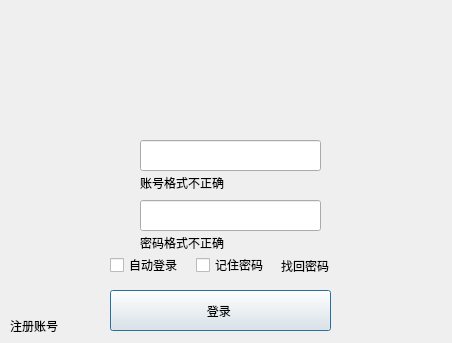
This is qdlglogin.ui in WangQuanLiu/WeCloud as Qt 5 draws it before an edit. The edited form follows.
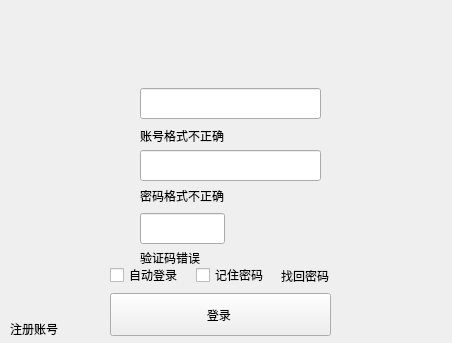
This is the edited form. Custom widgets are drawn as their Qt base class.

Commit message: 验证码功能完成

```diff
--- a/qdlglogin.ui
+++ b/qdlglogin.ui
@@ -17,45 +17,45 @@
    <property name="geometry">
     <rect>
      <x>10</x>
-     <y>20</y>
+     <y>0</y>
      <width>429</width>
-     <height>320</height>
+     <height>340</height>
     </rect>
    </property>
    <property name="minimumSize">
     <size>
      <width>0</width>
-     <height>320</height>
+     <height>340</height>
     </size>
    </property>
    <property name="maximumSize">
     <size>
      <width>16777215</width>
-     <height>300</height>
+     <height>320</height>
     </size>
    </property>
    <property name="currentIndex">
-    <number>0</number>
+    <number>3</number>
    </property>
    <widget class="QWidget" name="page">
     <widget class="QLabel" name="labelAccountIcon">
      <property name="geometry">
       <rect>
        <x>60</x>
-       <y>100</y>
-       <width>291</width>
-       <height>61</height>
-      </rect>
-     </property>
-     <property name="text">
-      <string/>
-     </property>
-    </widget>
-    <widget class="QLineEdit" name="LineEditAccount">
-     <property name="geometry">
-      <rect>
-       <x>130</x>
        <y>120</y>
+       <width>291</width>
+       <height>61</height>
+      </rect>
+     </property>
+     <property name="text">
+      <string/>
+     </property>
+    </widget>
+    <widget class="QLineEdit" name="LineEditAccount">
+     <property name="geometry">
+      <rect>
+       <x>130</x>
+       <y>140</y>
        <width>181</width>
        <height>31</height>
       </rect>
@@ -80,7 +80,7 @@
      <property name="geometry">
       <rect>
        <x>60</x>
-       <y>160</y>
+       <y>177</y>
        <width>291</width>
        <height>61</height>
       </rect>
@@ -93,7 +93,7 @@
      <property name="geometry">
       <rect>
        <x>130</x>
-       <y>180</y>
+       <y>197</y>
        <width>181</width>
        <height>31</height>
       </rect>
@@ -118,7 +118,7 @@
      <property name="geometry">
       <rect>
        <x>100</x>
-       <y>230</y>
+       <y>250</y>
        <width>251</width>
        <height>31</height>
       </rect>
@@ -154,9 +154,9 @@
      <property name="geometry">
       <rect>
        <x>100</x>
-       <y>270</y>
+       <y>290</y>
        <width>221</width>
-       <height>41</height>
+       <height>43</height>
       </rect>
      </property>
      <property name="text">
@@ -167,7 +167,7 @@
      <property name="geometry">
       <rect>
        <x>0</x>
-       <y>300</y>
+       <y>320</y>
        <width>54</width>
        <height>12</height>
       </rect>
@@ -195,10 +195,10 @@
     <widget class="QWidget" name="layoutWidget">
      <property name="geometry">
       <rect>
-       <x>80</x>
-       <y>0</y>
-       <width>271</width>
-       <height>101</height>
+       <x>60</x>
+       <y>10</y>
+       <width>311</width>
+       <height>111</height>
       </rect>
      </property>
      <layout class="QHBoxLayout" name="horizontalLayout">
@@ -262,7 +262,7 @@
      <property name="geometry">
       <rect>
        <x>130</x>
-       <y>155</y>
+       <y>175</y>
        <width>101</width>
        <height>16</height>
       </rect>
@@ -275,7 +275,7 @@
      <property name="geometry">
       <rect>
        <x>130</x>
-       <y>215</y>
+       <y>232</y>
        <width>101</width>
        <height>16</height>
       </rect>
@@ -644,6 +644,327 @@
      </layout>
     </widget>
    </widget>
+   <widget class="QWidget" name="page_4">
+    <widget class="QLabel" name="Page4LabelPasswordWarningDialog">
+     <property name="geometry">
+      <rect>
+       <x>130</x>
+       <y>188</y>
+       <width>101</width>
+       <height>16</height>
+      </rect>
+     </property>
+     <property name="text">
+      <string>密码格式不正确</string>
+     </property>
+    </widget>
+    <widget class="QWidget" name="horizontalLayoutWidget_3">
+     <property name="geometry">
+      <rect>
+       <x>100</x>
+       <y>260</y>
+       <width>251</width>
+       <height>31</height>
+      </rect>
+     </property>
+     <layout class="QHBoxLayout" name="horizontalLayout_8">
+      <item>
+       <widget class="QCheckBox" name="Page4CheckBoxAutoLogin">
+        <property name="enabled">
+         <bool>true</bool>
+        </property>
+        <property name="text">
+         <string>自动登录</string>
+        </property>
+       </widget>
+      </item>
+      <item>
+       <widget class="QCheckBox" name="Page4CheckBoxRememberPassword">
+        <property name="text">
+         <string>记住密码</string>
+        </property>
+       </widget>
+      </item>
+      <item>
+       <widget class="QLabel" name="Page4LabelForgetPassword">
+        <property name="text">
+         <string>找回密码</string>
+        </property>
+       </widget>
+      </item>
+     </layout>
+    </widget>
+    <widget class="QLabel" name="Page4LabelPasswordIcon">
+     <property name="geometry">
+      <rect>
+       <x>60</x>
+       <y>130</y>
+       <width>291</width>
+       <height>61</height>
+      </rect>
+     </property>
+     <property name="text">
+      <string/>
+     </property>
+    </widget>
+    <widget class="QLabel" name="Page4LabelAccountWarningDialog">
+     <property name="geometry">
+      <rect>
+       <x>130</x>
+       <y>128</y>
+       <width>101</width>
+       <height>16</height>
+      </rect>
+     </property>
+     <property name="text">
+      <string>账号格式不正确</string>
+     </property>
+    </widget>
+    <widget class="QLineEdit" name="Page4LineEditPassword">
+     <property name="geometry">
+      <rect>
+       <x>130</x>
+       <y>150</y>
+       <width>181</width>
+       <height>31</height>
+      </rect>
+     </property>
+     <property name="minimumSize">
+      <size>
+       <width>181</width>
+       <height>31</height>
+      </size>
+     </property>
+     <property name="maximumSize">
+      <size>
+       <width>181</width>
+       <height>31</height>
+      </size>
+     </property>
+     <property name="focusPolicy">
+      <enum>Qt::WheelFocus</enum>
+     </property>
+    </widget>
+    <widget class="QPushButton" name="Page4PushButtonLogin">
+     <property name="geometry">
+      <rect>
+       <x>100</x>
+       <y>293</y>
+       <width>221</width>
+       <height>43</height>
+      </rect>
+     </property>
+     <property name="text">
+      <string>登录 </string>
+     </property>
+    </widget>
+    <widget class="QLabel" name="page4LabelAccountIcon">
+     <property name="geometry">
+      <rect>
+       <x>60</x>
+       <y>68</y>
+       <width>291</width>
+       <height>61</height>
+      </rect>
+     </property>
+     <property name="text">
+      <string/>
+     </property>
+    </widget>
+    <widget class="QLineEdit" name="page4LineEditAccount">
+     <property name="geometry">
+      <rect>
+       <x>130</x>
+       <y>88</y>
+       <width>181</width>
+       <height>31</height>
+      </rect>
+     </property>
+     <property name="minimumSize">
+      <size>
+       <width>181</width>
+       <height>31</height>
+      </size>
+     </property>
+     <property name="maximumSize">
+      <size>
+       <width>181</width>
+       <height>31</height>
+      </size>
+     </property>
+     <property name="focusPolicy">
+      <enum>Qt::WheelFocus</enum>
+     </property>
+    </widget>
+    <widget class="QLabel" name="Page4LabelRegisterAccount">
+     <property name="geometry">
+      <rect>
+       <x>0</x>
+       <y>323</y>
+       <width>54</width>
+       <height>12</height>
+      </rect>
+     </property>
+     <property name="text">
+      <string>注册账号</string>
+     </property>
+    </widget>
+    <widget class="QLabel" name="Page4LabelQRCode">
+     <property name="geometry">
+      <rect>
+       <x>405</x>
+       <y>310</y>
+       <width>31</width>
+       <height>31</height>
+      </rect>
+     </property>
+     <property name="styleSheet">
+      <string notr="true"/>
+     </property>
+     <property name="text">
+      <string/>
+     </property>
+    </widget>
+    <widget class="QWidget" name="layoutWidget_3">
+     <property name="geometry">
+      <rect>
+       <x>90</x>
+       <y>0</y>
+       <width>251</width>
+       <height>81</height>
+      </rect>
+     </property>
+     <layout class="QHBoxLayout" name="horizontalLayout_7">
+      <property name="topMargin">
+       <number>0</number>
+      </property>
+      <property name="bottomMargin">
+       <number>5</number>
+      </property>
+      <item>
+       <spacer name="horizontalSpacer_6">
+        <property name="orientation">
+         <enum>Qt::Horizontal</enum>
+        </property>
+        <property name="sizeHint" stdset="0">
+         <size>
+          <width>40</width>
+          <height>20</height>
+         </size>
+        </property>
+       </spacer>
+      </item>
+      <item>
+       <widget class="QLabel" name="page4LabelAccountPicture">
+        <property name="enabled">
+         <bool>true</bool>
+        </property>
+        <property name="sizePolicy">
+         <sizepolicy hsizetype="Preferred" vsizetype="Preferred">
+          <horstretch>0</horstretch>
+          <verstretch>0</verstretch>
+         </sizepolicy>
+        </property>
+        <property name="minimumSize">
+         <size>
+          <width>75</width>
+          <height>75</height>
+         </size>
+        </property>
+        <property name="maximumSize">
+         <size>
+          <width>75</width>
+          <height>75</height>
+         </size>
+        </property>
+        <property name="styleSheet">
+         <string notr="true"/>
+        </property>
+        <property name="text">
+         <string/>
+        </property>
+       </widget>
+      </item>
+      <item>
+       <spacer name="spacerPicutreRight_4">
+        <property name="orientation">
+         <enum>Qt::Horizontal</enum>
+        </property>
+        <property name="sizeHint" stdset="0">
+         <size>
+          <width>40</width>
+          <height>20</height>
+         </size>
+        </property>
+       </spacer>
+      </item>
+     </layout>
+    </widget>
+    <widget class="QLabel" name="page4LabelVerification">
+     <property name="geometry">
+      <rect>
+       <x>75</x>
+       <y>205</y>
+       <width>151</width>
+       <height>46</height>
+      </rect>
+     </property>
+     <property name="text">
+      <string/>
+     </property>
+    </widget>
+    <widget class="QVerificationCode" name="label_2">
+     <property name="geometry">
+      <rect>
+       <x>220</x>
+       <y>200</y>
+       <width>151</width>
+       <height>51</height>
+      </rect>
+     </property>
+     <property name="text">
+      <string/>
+     </property>
+    </widget>
+    <widget class="QLineEdit" name="page4LineEditVerification">
+     <property name="geometry">
+      <rect>
+       <x>130</x>
+       <y>213</y>
+       <width>85</width>
+       <height>31</height>
+      </rect>
+     </property>
+     <property name="minimumSize">
+      <size>
+       <width>85</width>
+       <height>31</height>
+      </size>
+     </property>
+     <property name="maximumSize">
+      <size>
+       <width>85</width>
+       <height>31</height>
+      </size>
+     </property>
+     <property name="focusPolicy">
+      <enum>Qt::WheelFocus</enum>
+     </property>
+    </widget>
+    <widget class="QLabel" name="page4LabelVerificationCodeWarningDialog">
+     <property name="geometry">
+      <rect>
+       <x>130</x>
+       <y>250</y>
+       <width>101</width>
+       <height>16</height>
+      </rect>
+     </property>
+     <property name="text">
+      <string>验证码错误</string>
+     </property>
+    </widget>
+   </widget>
   </widget>
  </widget>
  <customwidgets>
```
Left out of the diff: 66 changed lines with no effect on the pictures. The commit also changes 2 other files.
